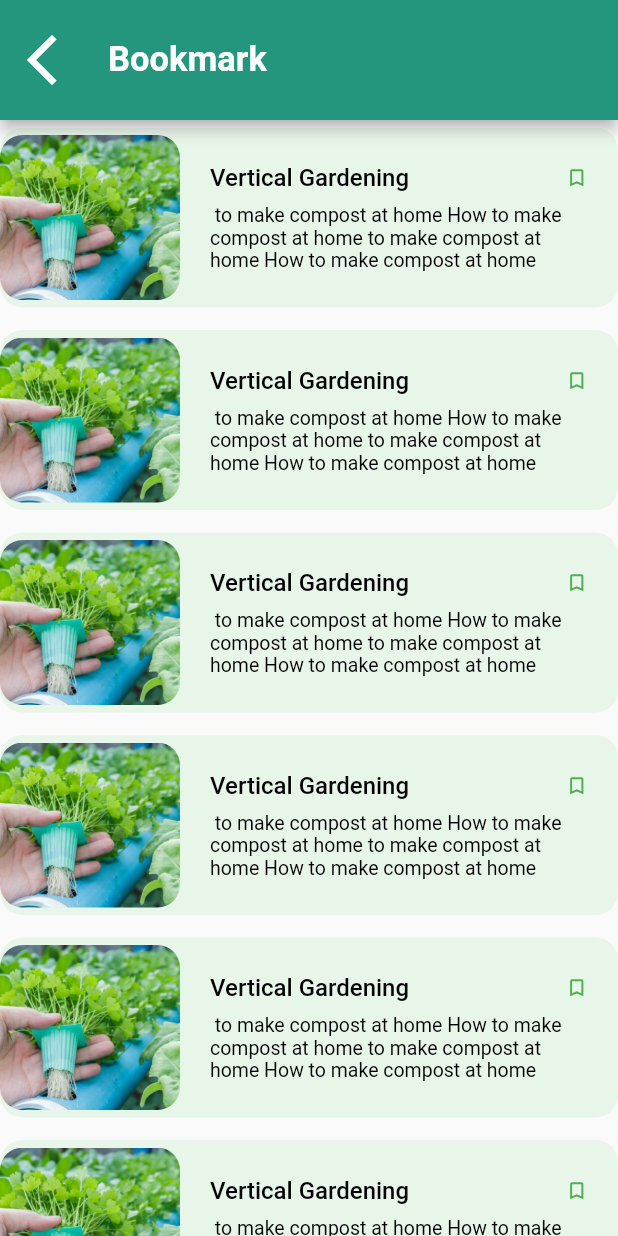
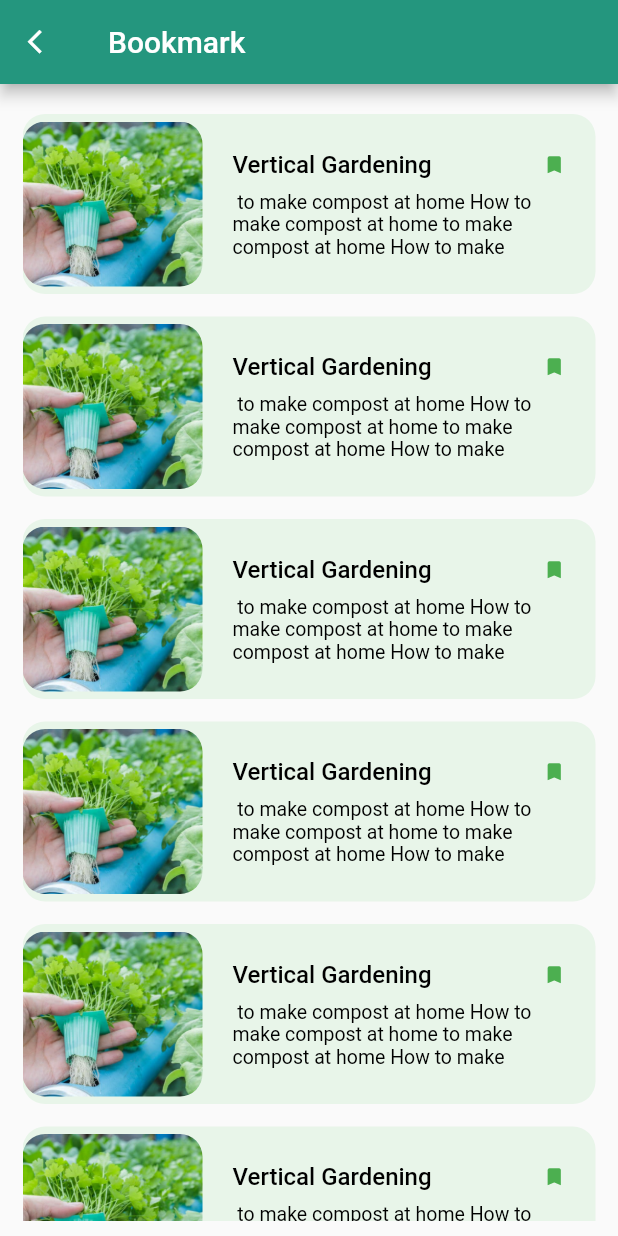
Before and after one commit to isuranga1/Agrihome, a Flutter app: the BookMarkPage screen opened directly, on a phone screen of 412 x 824 dp. Run offline on Flutter 3.47's test engine with Material 2 defaults, Android fonts, the phone set to English and light mode, and no system bars; our stand-ins replace dots_indicator, fluentui_icons, get, google_fonts.

Commit message:
made small changes

```diff
--- a/lib/bookMarkPage.dart
+++ b/lib/bookMarkPage.dart
@@ -1,3 +1,5 @@
+import 'package:agrihome/bttmnavbar.dart';
+import 'package:agrihome/utils/appColors.dart';
 import 'package:flutter/material.dart';
 
 class BookMarkPage extends StatefulWidget {
@@ -13,18 +15,24 @@ class _BookMarkPageState extends State<BookMarkPage> {
     return Scaffold(
       appBar: AppBar(
         title: const Text(
-          'Bookmark',
-          style: TextStyle(fontSize: 23, fontWeight: FontWeight.bold),
+          "Bookmark",
+          style: TextStyle(
+              fontSize: 20, fontWeight: FontWeight.w500, color: Colors.white),
         ),
-        backgroundColor: const Color.fromRGBO(36, 150, 126, 1),
-        toolbarHeight: 80,
-        leading: const Icon(
-          Icons.arrow_back_ios_new,
-          size: 40,
+        backgroundColor: AppColors.darkGreen,
+        //toolbarHeight: 50.0,
+        foregroundColor: Colors.white,
+        leading: IconButton(
+          icon: Icon(
+            Icons.arrow_back_ios,
+            size: 19,
+          ),
+          onPressed: () => BtmNavBar(),
         ),
       ),
       body: Padding(
-        padding: const EdgeInsets.only(top: 5),
+        padding:
+            const EdgeInsets.only(top: 20, right: 15, left: 15, bottom: 10),
         child: ListView.builder(
           itemCount: 10,
           itemBuilder: (context, index) {
@@ -52,7 +60,7 @@ class _BookMarkPageState extends State<BookMarkPage> {
                                     fontWeight: FontWeight.w500,
                                     fontSize: 16),
                               ),
-                              Icon(Icons.bookmark_border,
+                              Icon(Icons.bookmark,
                                   size: 15, color: Colors.green)
                             ],
                           ),
--- a/lib/main.dart
+++ b/lib/main.dart
@@ -6,6 +6,7 @@ import 'package:agrihome/market.dart';
 import 'package:agrihome/profile_settings.dart';
 import 'package:agrihome/publish_articles.dart';
 import 'package:flutter/material.dart';
+import 'bookMarkPage.dart';
 import 'bttmnavbar.dart';
 import 'home_folder/home_screen_head.dart';
 import 'package:get/get.dart';
@@ -27,7 +28,7 @@ class MyApp extends StatelessWidget {
       theme: ThemeData(
         primarySwatch: Colors.green,
       ),
-      home: BtmNavBar(),
+      home: Market(),
     );
   }
 }
--- a/lib/profile_settings.dart
+++ b/lib/profile_settings.dart
@@ -17,7 +17,7 @@ class _ProfileSettingsState extends State<ProfileSettings> {
         title: const Text(
           "Profile Settings",
           style: TextStyle(
-              fontSize: 18, fontWeight: FontWeight.w400, color: Colors.white),
+              fontSize: 20, fontWeight: FontWeight.w500, color: Colors.white),
         ),
         backgroundColor: AppColors.darkGreen,
         //toolbarHeight: 50.0,
@@ -25,7 +25,7 @@ class _ProfileSettingsState extends State<ProfileSettings> {
         leading: IconButton(
           icon: Icon(
             Icons.arrow_back_ios,
-            size: 18,
+            size: 19,
           ),
           onPressed: () => Profile(),
         ),
--- a/lib/publish_articles.dart
+++ b/lib/publish_articles.dart
@@ -17,7 +17,7 @@ class _PublishArticlesState extends State<PublishArticles> {
         title: const Text(
           "Publish Articles",
           style: TextStyle(
-              fontSize: 18, fontWeight: FontWeight.w400, color: Colors.white),
+              fontSize: 20, fontWeight: FontWeight.w500, color: Colors.white),
         ),
         backgroundColor: AppColors.darkGreen,
         //toolbarHeight: 50.0,
@@ -25,7 +25,7 @@ class _PublishArticlesState extends State<PublishArticles> {
         leading: IconButton(
           icon: Icon(
             Icons.arrow_back_ios,
-            size: 18,
+            size: 19,
           ),
           onPressed: () => BtmNavBar(),
         ),
```
